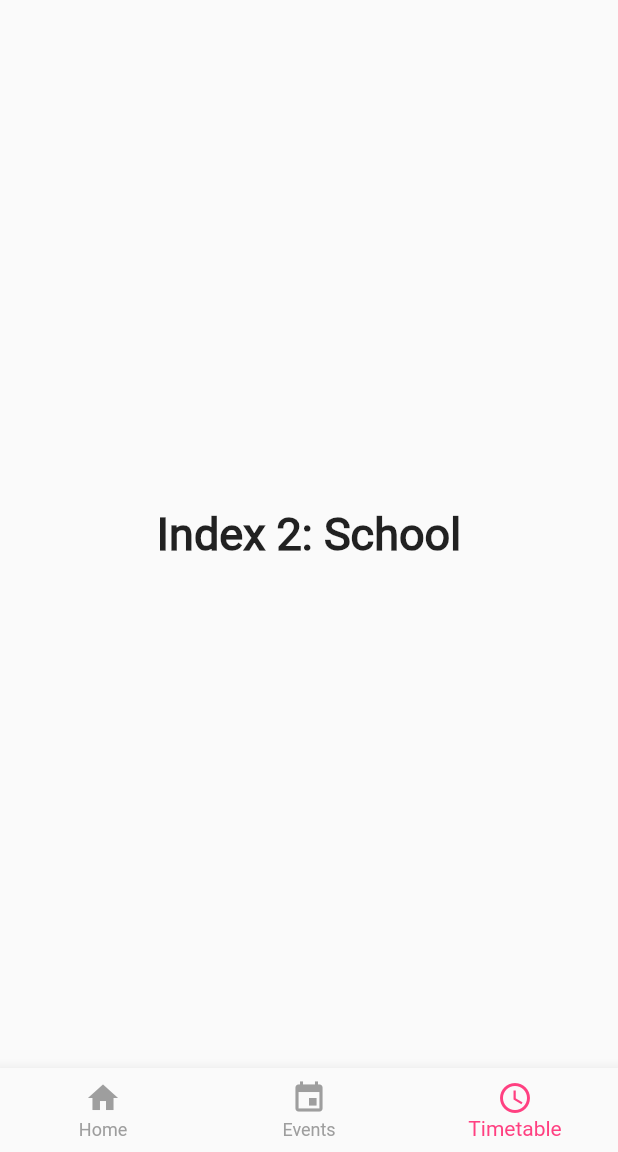
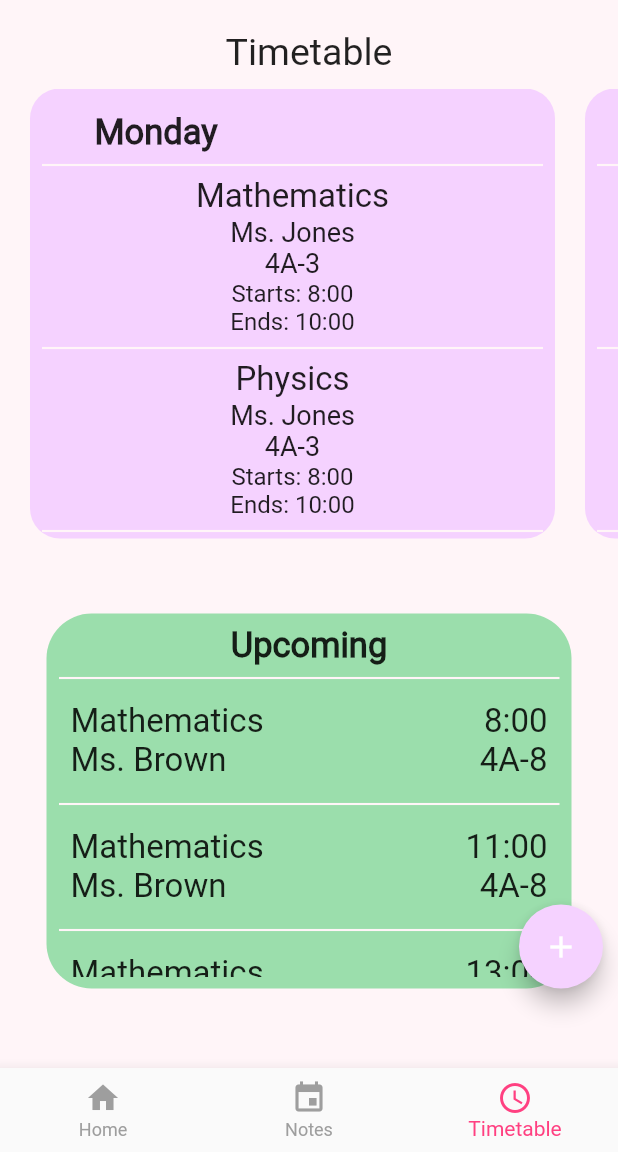
Before and after one commit to Laurell876/sidekick, a Flutter app: the screen it shows after launch, item 3 of the bottom bar chosen, on a phone screen of 412 x 824 dp, the part 84-1236 px from its top. Run offline on Flutter 3.47's test engine with Material 2 defaults, Android fonts, the phone set to English and light mode, and no system bars.

```diff
--- /dev/null
+++ b/lib/DayOfWeekCard.dart
@@ -0,0 +1,185 @@
+import 'package:flutter/material.dart';
+
+class DayOfWeekCard extends StatelessWidget {
+  @override
+  Widget build(BuildContext context) {
+    return Container(
+      width:350,
+
+      decoration: BoxDecoration(
+        color: Color(0xfff5d2ff),
+        borderRadius: BorderRadius.circular(20.0),
+      ),
+      child: ListView(
+        children: <Widget>[
+          Padding(
+            padding: const EdgeInsets.all(8.0),
+            child: Column(
+              children: <Widget>[
+                Padding(
+                  padding: const EdgeInsets.fromLTRB(35, 8, 0, 0),
+                  child: Row(
+                    mainAxisAlignment: MainAxisAlignment.start,
+                    children: <Widget>[
+                      Text('Monday',
+                        style: TextStyle(
+                          fontFamily: 'Roboto',
+                          fontSize: 23,
+                          fontWeight: FontWeight.bold,
+                        ),
+                      ),
+                    ],
+                  ),
+                ),
+
+
+                Divider(
+                  thickness: 1.4,
+                  color: Color(0xfffff5f8),
+                ),
+                Column(
+                  mainAxisAlignment: MainAxisAlignment.center,
+                  children: <Widget>[
+                    Text('Mathematics',
+                      style: TextStyle(
+                        fontSize: 22,
+
+                      ),
+                    ),
+                    Text('Ms. Jones',
+                      style: TextStyle(
+                        fontSize: 18,
+
+                      ),
+                    ),
+                    Text('4A-3',
+                      style: TextStyle(
+                        fontSize: 18,
+
+                      ),
+                    ),
+                    Text('Starts: 8:00',
+                      style: TextStyle(
+                        fontSize: 16,
+
+                      ),
+                    ),
+                    Text('Ends: 10:00',
+                      style: TextStyle(
+                        fontSize: 16,
+
+                      ),
+                    ),
+                  ],
+                ),
+
+
+
+
+                Divider(
+                  thickness: 1.4,
+                  color: Color(0xfffff5f8),
+                ),
+                Column(
+                  mainAxisAlignment: MainAxisAlignment.center,
+                  children: <Widget>[
+                    Text('Physics',
+                      style: TextStyle(
+                        fontSize: 22,
+
+                      ),
+                    ),
+                    Text('Ms. Jones',
+                      style: TextStyle(
+                        fontSize: 18,
+
+                      ),
+                    ),
+                    Text('4A-3',
+                      style: TextStyle(
+                        fontSize: 18,
+
+                      ),
+                    ),
+                    Text('Starts: 8:00',
+                      style: TextStyle(
+                        fontSize: 16,
+
+                      ),
+                    ),
+                    Text('Ends: 10:00',
+                      style: TextStyle(
+                        fontSize: 16,
+
+                      ),
+                    ),
+                  ],
+                ),
+
+
+
+
+
+
+                Divider(
+                  thickness: 1.4,
+                  color: Color(0xfffff5f8),
+                ),
+                Column(
+                  mainAxisAlignment: MainAxisAlignment.center,
+                  children: <Widget>[
+                    Text('Academic Writing II',
+                      style: TextStyle(
+                        fontSize: 22,
+
+                      ),
+                    ),
+                    Text('Ms. Jones',
+                      style: TextStyle(
+                        fontSize: 18,
+
+                      ),
+                    ),
+                    Text('4A-3',
+                      style: TextStyle(
+                        fontSize: 18,
+
+                      ),
+                    ),
+                    Text('Starts: 8:00',
+                      style: TextStyle(
+                        fontSize: 16,
+
+                      ),
+                    ),
+                    Text('Ends: 10:00',
+                      style: TextStyle(
+                        fontSize: 16,
+
+                      ),
+                    ),
+                  ],
+                ),
+
+
+
+
+
+
+
+
+              ],
+            ),
+          ),
+
+
+
+
+        ],
+      ),
+    );
+
+
+
+  }
+}
--- a/lib/NavBarPage.dart
+++ b/lib/NavBarPage.dart
@@ -1,5 +1,6 @@
 import 'package:flutter/material.dart';
 import 'package:sidekick/HomePage.dart';
+import 'package:sidekick/TimetablePage.dart';
 
 
 class NavBarPage extends StatefulWidget {
@@ -20,10 +21,7 @@ class _NavBarPageState extends State<NavBarPage> {
       'Index 1: Business',
       style: optionStyle,
     ),
-    Text(
-      'Index 2: School',
-      style: optionStyle,
-    ),
+    TimetablePage(),
 
   ];
 
@@ -38,6 +36,7 @@ class _NavBarPageState extends State<NavBarPage> {
   @override
   Widget build(BuildContext context) {
     return Scaffold(
+      backgroundColor: Color(0xfffff5f8),
       appBar: AppBar(
         backgroundColor: Colors.white,
         title: Column(
@@ -113,10 +112,7 @@ class _NavBarPageState extends State<NavBarPage> {
 
 
       ),
-      body:
-
-
-      Center(
+      body: Center(
         child: _widgetOptions.elementAt(_selectedIndex),
       ),
 
@@ -138,7 +134,7 @@ class _NavBarPageState extends State<NavBarPage> {
           ),
           BottomNavigationBarItem(
             icon: Icon(Icons.event),
-            title: Text('Events',
+            title: Text('Notes',
               style: TextStyle(
                 fontSize: 15,
               ),
--- /dev/null
+++ b/lib/TimetablePage.dart
@@ -0,0 +1,36 @@
+import 'package:flutter/material.dart';
+import 'package:sidekick/DayOfWeekCard.dart';
+import 'package:sidekick/UpComingCard.dart';
+import 'TopOfTimetable.dart';
+
+class TimetablePage extends StatelessWidget {
+  @override
+  Widget build(BuildContext context) {
+    return  ListView(//pushes it to the top of the screen
+
+          children: <Widget>[
+            Stack(
+              children: <Widget>[
+                TopOfTimetable(),
+
+
+
+                Positioned(
+                  bottom:0,
+                  right:10,
+                  child: FloatingActionButton(
+                    onPressed: null,
+                    child: Icon(Icons.add),
+                    backgroundColor: Color(0xfff5d2ff),
+                  ),
+                ),
+              ],
+            ),
+
+
+          ],
+        );
+
+
+  }
+}
--- /dev/null
+++ b/lib/TopOfTimetable.dart
@@ -0,0 +1,61 @@
+import 'package:flutter/material.dart';
+import 'package:sidekick/UpComingCard.dart';
+import 'package:sidekick/DayOfWeekCard.dart';
+
+class TopOfTimetable extends StatelessWidget {
+  @override
+  Widget build(BuildContext context) {
+    return Column(
+      mainAxisAlignment: MainAxisAlignment.spaceBetween,
+
+      children: <Widget>[
+        SizedBox(height:20),
+        Text('Timetable',
+          style: TextStyle(
+            fontSize: 25,
+          ),
+        ),
+        SizedBox(height:10),
+
+
+
+        SizedBox(
+          height:300, //gives it a specific height, card matches this height
+          child: Column( //necessary for some reason
+            children: <Widget>[
+              Expanded( //makes it take up the entire given height
+                child: ListView(
+
+                  // This next line does the trick.
+                  scrollDirection: Axis.horizontal,
+                  children: <Widget>[
+
+                    SizedBox(width:20,),
+                    DayOfWeekCard(),
+                    SizedBox(width:20,),
+                    DayOfWeekCard(),
+                    SizedBox(width:20,),
+                    DayOfWeekCard(),
+                    SizedBox(width:20,),
+                    DayOfWeekCard(),
+
+
+                  ],
+                ),
+              ),
+            ],
+          ),
+        ),
+
+        SizedBox(height:50),
+        UpComingCard(),
+
+
+
+
+
+
+      ],
+    );
+  }
+}
--- /dev/null
+++ b/lib/UpComingCard.dart
@@ -0,0 +1,197 @@
+import 'package:flutter/material.dart';
+
+
+class UpComingCard extends StatelessWidget {
+  @override
+  Widget build(BuildContext context) {
+    return Container(
+      height:250,
+      width:350,
+      decoration: BoxDecoration(
+        color: Color(0xff9bdeac),
+          borderRadius: BorderRadius.circular(30.0),
+      ),
+      child: Padding(
+        padding: const EdgeInsets.all(8.0),
+        child: ListView(
+
+          children: <Widget>[
+
+              Row(
+                crossAxisAlignment: CrossAxisAlignment.start,
+                mainAxisAlignment: MainAxisAlignment.center,
+                children: <Widget>[
+                  Text('Upcoming',
+                    style: TextStyle(
+                      fontSize: 23,
+                      fontWeight: FontWeight.bold,
+                    ),
+                  ),
+                ],
+              ),
+
+            Divider(
+              thickness: 1.4,
+              color: Color(0xfffff5f8),
+            ),
+
+            Padding(
+              padding: const EdgeInsets.all(8.0),
+              child: Container(
+                child:Column(
+                  children: <Widget>[
+                    Row( //mathematics upcoming
+                      mainAxisAlignment: MainAxisAlignment.spaceBetween,
+                      children: <Widget>[
+                        Text('Mathematics',
+                          style: TextStyle(
+                            fontSize: 22,
+                          ),
+                        ),
+                        Text('8:00',
+                          style: TextStyle(
+                            fontSize: 22,
+                          ),
+                        ),
+
+                      ],
+                    ),
+
+
+
+                    Row(
+                      mainAxisAlignment: MainAxisAlignment.spaceBetween,
+                      children: <Widget>[
+                        Text('Ms. Brown',
+                          style: TextStyle(
+                            fontSize: 22,
+                          ),
+                        ),
+                        Text('4A-8',
+                          style: TextStyle(
+                            fontSize: 22,
+                          ),
+                        ),
+
+                      ],
+                    ),
+
+
+                  ],
+                ),
+              ),
+            ),
+
+
+            Divider(
+              thickness: 1.4,
+              color: Color(0xfffff5f8),
+            ),
+
+
+            Padding(
+              padding: const EdgeInsets.all(8.0),
+              child: Container(
+                child:Column(
+                  children: <Widget>[
+                    Row( //mathematics upcoming
+                      mainAxisAlignment: MainAxisAlignment.spaceBetween,
+                      children: <Widget>[
+                        Text('Mathematics',
+                          style: TextStyle(
+                            fontSize: 22,
+                          ),
+                        ),
+                        Text('11:00',
+                          style: TextStyle(
+                            fontSize: 22,
+                          ),
+                        ),
+
+                      ],
+                    ),
+
+
+
+                    Row(
+                      mainAxisAlignment: MainAxisAlignment.spaceBetween,
+                      children: <Widget>[
+                        Text('Ms. Brown',
+                          style: TextStyle(
+                            fontSize: 22,
+                          ),
+                        ),
+                        Text('4A-8',
+                          style: TextStyle(
+                            fontSize: 22,
+                          ),
+                        ),
+
+                      ],
+                    ),
+
+
+                  ],
+                ),
+              ),
+            ),
+
+
+            Divider(
+              thickness: 1.4,
+              color: Color(0xfffff5f8),
+            ),
+
+
+            Padding(
+              padding: const EdgeInsets.all(8.0),
+              child: Container(
+                child:Column(
+                  children: <Widget>[
+                    Row( //mathematics upcoming
+                      mainAxisAlignment: MainAxisAlignment.spaceBetween,
+                      children: <Widget>[
+                        Text('Mathematics',
+                          style: TextStyle(
+                            fontSize: 22,
+                          ),
+                        ),
+                        Text('13:00',
+                          style: TextStyle(
+                            fontSize: 22,
+                          ),
+                        ),
+
+                      ],
+                    ),
+
+
+
+                    Row(
+                      mainAxisAlignment: MainAxisAlignment.spaceBetween,
+                      children: <Widget>[
+                        Text('Ms. Brown',
+                          style: TextStyle(
+                            fontSize: 22,
+                          ),
+                        ),
+                        Text('4A-8',
+                          style: TextStyle(
+                            fontSize: 22,
+                          ),
+                        ),
+
+                      ],
+                    ),
+
+
+                  ],
+                ),
+              ),
+            ),
+          ],
+        ),
+      ),
+    );
+  }
+}
```
Also changed, not shown: lib/HomePage.dart (+54 -6 lines), lib/WeatherCard.dart (added, +116 -0 lines), lib/WeatherSlider.dart (deleted, +0 -63 lines), pubspec.yaml (+7 -0 lines), assets/sunny.png (added), fonts/Roboto-Light.ttf (added), fonts/Roboto-Thin.ttf (added).
